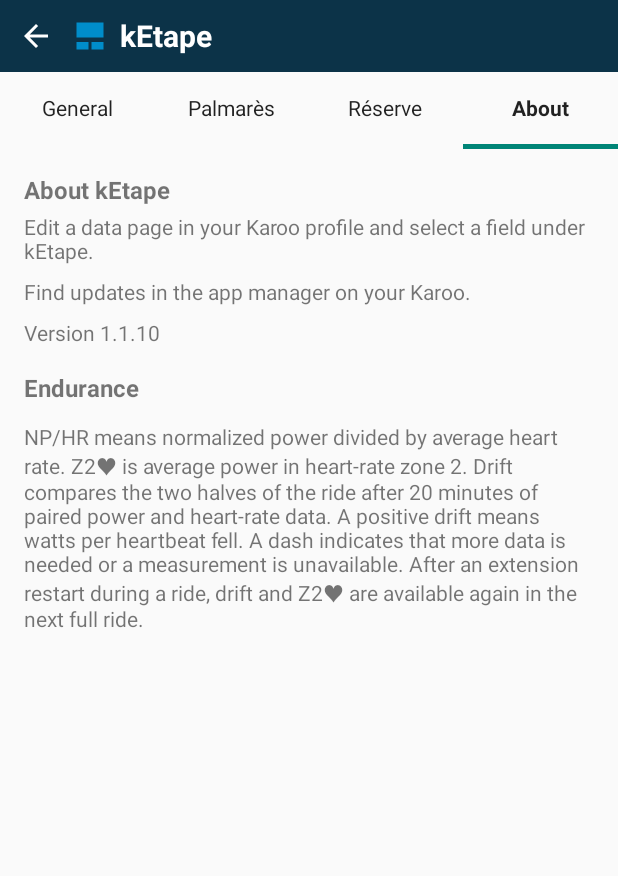
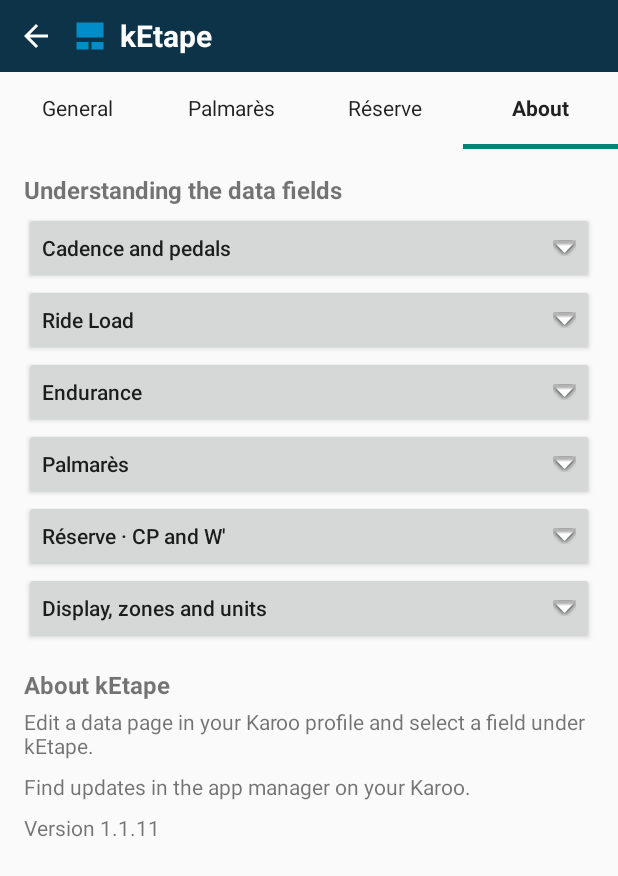
Before and after one commit to jlojkasek/ketape, an Android app: the screen it shows after launch (SettingsActivity), after a tap on "About", on a phone screen of 412 x 824 dp. Shown: the top 876 px of the screen. Run offline under Robolectric (Android 15) with nearby library versions, the phone set to English and light mode, and no system bars.

Commit message:
Improve Palmarès, pedal readings and field help

```diff
--- a/app/build.gradle.kts
+++ b/app/build.gradle.kts
@@ -7,8 +7,8 @@ android {
         applicationId = "io.github.jlojkasek.ketape"
         minSdk = 23
         targetSdk = 34
-        versionCode = 22
-        versionName = "1.1.10"
+        versionCode = 23
+        versionName = "1.1.11"
         testInstrumentationRunner = "androidx.test.runner.AndroidJUnitRunner"
     }
     buildFeatures { buildConfig = true }
--- a/app/src/main/kotlin/io/github/jlojkasek/ketape/PedalFieldLayout.kt
+++ b/app/src/main/kotlin/io/github/jlojkasek/ketape/PedalFieldLayout.kt
@@ -26,7 +26,7 @@ internal object PedalFieldLayout {
             }
             PedalLayout.PERFORMANCE -> {
                 view.setTextViewText(R.id.left, balance)
-                view.setTextViewText(R.id.right, pedals.combinedPsText)
+                view.setTextViewText(R.id.right, pedals.performancePsText)
                 view.setViewVisibility(R.id.right, View.VISIBLE)
             }
             PedalLayout.DYNAMICS -> {
--- a/app/src/main/kotlin/io/github/jlojkasek/ketape/SettingsActivity.kt
+++ b/app/src/main/kotlin/io/github/jlojkasek/ketape/SettingsActivity.kt
@@ -2,6 +2,10 @@ package io.github.jlojkasek.ketape
 
 import android.app.Activity
 import android.app.AlertDialog
+import android.content.ActivityNotFoundException
+import android.content.ClipData
+import android.content.ClipboardManager
+import android.content.Intent
 import android.content.res.ColorStateList
 import android.content.SharedPreferences
 import android.graphics.Color
@@ -12,6 +16,7 @@ import android.text.TextUtils
 import android.text.method.PasswordTransformationMethod
 import android.text.format.DateFormat
 import android.graphics.Typeface
+import android.net.Uri
 import android.os.Build
 import android.os.Bundle
 import android.util.TypedValue
@@ -206,6 +211,19 @@ class SettingsActivity : Activity() {
         }
 
         val about = settingsPage {
+            addView(label(R.string.info_fields, heading = true))
+            addInfoTopic(R.string.pedal_settings_title, R.string.info_pedals,
+                R.string.info_source_srm to "https://www.srm.de/vocabulary-and-metrics-cycling-power-meter/",
+                R.string.info_source_mornieux to "https://pubmed.ncbi.nlm.nih.gov/18418807/")
+            addInfoTopic(R.string.ride_load_field, R.string.info_ride_load,
+                R.string.info_source_coggan to "https://www.trainingpeaks.com/learn/articles/normalized-power-intensity-factor-training-stress/")
+            addInfoTopic(R.string.endurance_field, R.string.endurance_help)
+            addInfoTopic(R.string.best_comparison, R.string.info_palmares, extra = R.string.ride_continuity_help)
+            addInfoTopic(R.string.info_reserve_title, R.string.info_reserve,
+                R.string.info_source_skiba_original to "https://pubmed.ncbi.nlm.nih.gov/22382171/",
+                R.string.info_source_skiba to "https://doi.org/10.1123/ijspp.2021-0205")
+            addInfoTopic(R.string.info_display_title, R.string.info_display,
+                R.string.info_source_hammerhead to "https://support.hammerhead.io/hc/en-us/articles/35533240795419-Data-Fields-Legend")
             addView(label(R.string.settings_about, heading = true))
             addView(label(R.string.settings_setup))
             addView(label(R.string.settings_updates).apply { setPadding(0, dp(8), 0, 0) })
@@ -213,8 +231,6 @@ class SettingsActivity : Activity() {
                 text = getString(R.string.settings_version, BuildConfig.VERSION_NAME)
                 setPadding(0, dp(8), 0, 0)
             })
-            addView(label(R.string.endurance_field, heading = true))
-            addView(label(R.string.endurance_help).apply { setPadding(0, dp(8), 0, 0) })
         }
 
         val reserve = settingsPage { addView(createReserveSettings()) }
@@ -288,6 +304,51 @@ class SettingsActivity : Activity() {
             setPadding(dp(16), 0, dp(16), dp(16))
             content()
         })
+    }
+
+    private fun LinearLayout.addInfoTopic(title: Int, description: Int, vararg sources: Pair<Int, String>,
+        extra: Int? = null) {
+        val details = LinearLayout(this@SettingsActivity).apply {
+            orientation = LinearLayout.VERTICAL
+            visibility = View.GONE
+            setPadding(dp(8), dp(4), dp(8), dp(12))
+            addView(label(description))
+            extra?.let { addView(label(it).apply { setPadding(0, dp(8), 0, 0) }) }
+            sources.forEach { (name, url) ->
+                addView(Button(this@SettingsActivity, null, android.R.attr.borderlessButtonStyle).apply {
+                    setText(name)
+                    isAllCaps = false
+                    gravity = Gravity.START or Gravity.CENTER_VERTICAL
+                    minHeight = dp(48)
+                    setOnClickListener {
+                        try {
+                            startActivity(Intent(Intent.ACTION_VIEW, Uri.parse(url)))
+                        } catch (_: ActivityNotFoundException) {
+                            getSystemService(ClipboardManager::class.java)
+                                .setPrimaryClip(ClipData.newPlainText(text, url))
+                            Toast.makeText(this@SettingsActivity, R.string.info_source_copied, Toast.LENGTH_SHORT).show()
+                        }
+                    }
+                })
+            }
+        }
+        addView(Button(this@SettingsActivity).apply {
+            setText(title)
+            isAllCaps = false
+            gravity = Gravity.START or Gravity.CENTER_VERTICAL
+            minHeight = dp(48)
+            fun updateState(expanded: Boolean) {
+                details.visibility = if (expanded) View.VISIBLE else View.GONE
+                val arrow = if (expanded) android.R.drawable.arrow_up_float else android.R.drawable.arrow_down_float
+                setCompoundDrawablesRelativeWithIntrinsicBounds(0, 0, arrow, 0)
+                if (Build.VERSION.SDK_INT >= Build.VERSION_CODES.R) {
+                    stateDescription = getString(if (expanded) R.string.info_expanded else R.string.info_collapsed)
+                }
+            }
+            updateState(false)
+            setOnClickListener { updateState(details.visibility == View.GONE) }
+        })
+        addView(details)
     }
 
     private fun confirmSettingsReset() {
--- /dev/null
+++ b/app/src/main/res/values/info_strings.xml
@@ -0,0 +1,19 @@
+<resources>
+  <string name="info_fields">Understanding the data fields</string>
+  <string name="info_expanded">Expanded</string>
+  <string name="info_collapsed">Collapsed</string>
+  <string name="info_source_copied">Source link copied</string>
+  <string name="info_pedals" formatted="false">Balance shows how power is split between left and right, using the Karoo’s 3-second average. You can set a warning for the deviation from 50/50 in percentage points.\n\nPS (pedal smoothness) describes how evenly power is applied through one pedal revolution. TE (torque effectiveness) compares net torque with the positive torque during that revolution. SRM lists 10–40% for PS and 60–100% for TE as typical readings. Compare readings at similar power and cadence. A study found that actively pulling up increased mechanical effectiveness while reducing efficiency.\n\nA compatible power meter must send these metrics to the Karoo, typically over ANT+. Performance averages both PS readings or marks a single reading L or R. Dynamics shows PS and TE per side. A dash indicates missing data.</string>
+  <string name="info_source_srm">SRM · Typical PS and TE readings</string>
+  <string name="info_source_mornieux">Study · Mornieux et al. (2008)</string>
+  <string name="info_ride_load">The Karoo provides the ride’s NP, IF, TSS and estimated calories from power. NP (normalized power) estimates the steady power that would have a similar physiological cost to a ride with varying power. IF (intensity factor) divides NP by your functional threshold power (FTP). TSS (training stress score) combines intensity and duration into an estimate of ride load. The kcal value estimates energy expenditure from measured power.</string>
+  <string name="info_source_coggan">Coggan · NP, IF and TSS</string>
+  <string name="info_palmares">A ride best is the highest average power over the selected duration in elapsed time. Coasting, manual pauses and Auto Pause count as zero watts. For example, four minutes at 250 W and one minute stopped average 200 W over five minutes. When valid power readings resume after a dropout, the missing seconds also count as zero watts. An uploaded power curve can differ if the service corrects the sensor data or the recording used a different power source.\n\nIntervals.icu provides the comparison values. In the table, green marks a new 42-day best and purple a new all-time best. Purple takes priority if both are beaten.</string>
+  <string name="info_reserve_title">Réserve · CP and W′</string>
+  <string name="info_reserve" formatted="false">Critical power (CP) is the threshold in the power–duration model. W′ is the finite amount of work you can do above it, measured in kilojoules. kEtape uses your manual CP and W′ or takes cycling FTP and W′ from Intervals.icu, using FTP as the reference power. For an indoor ride, kEtape uses your indoor FTP if it is set.\n\nRéserve uses the differential W′ balance model described by Skiba and Clarke. The estimated reserve falls above the reference power and recovers below it. Balance shows what remains and estimates time to empty or to 90% at the current effort. Available Power adds remaining W′ (in joules) divided by the duration (in seconds) to the reference power. Insights summarizes the lowest and average reserve, work expended above the reference and time above it.\n\nThese are pacing estimates. A warning symbol marks uncertain continuity after a restart.</string>
+  <string name="info_source_skiba_original">W′ depletion and recovery · Skiba et al. (2012)</string>
+  <string name="info_source_skiba">Differential model · Skiba and Clarke (2021)</string>
+  <string name="info_display_title">Display, zones and units</string>
+  <string name="info_display">You can smooth the large reading for power, heart rate, speed and cadence using a rolling average. The smaller ride summaries come from the Karoo. Power and heart-rate colors follow your Karoo zones. Speed and distance follow the distance unit on your Karoo. Ascent and descent (↗ and ↘) use its separate elevation unit.</string>
+  <string name="info_source_hammerhead">Hammerhead · Karoo data fields</string>
+</resources>
--- a/app/src/main/res/values/strings.xml
+++ b/app/src/main/res/values/strings.xml
@@ -109,8 +109,8 @@
   <string name="pedal_layout_title">Pedal layout</string>
   <string name="pedal_layout_value">Layout · %1$s</string>
   <string name="pedal_classic_detail">Average and maximum cadence. Optional left/right balance.</string>
-  <string name="pedal_performance_detail">Left/right balance and average pedal smoothness (PS). The average requires a reading from each pedal.</string>
-  <string name="pedal_dynamics_detail">Left/right balance, torque effectiveness and pedal smoothness. TE and PS require compatible pedals.</string>
+  <string name="pedal_performance_detail">Left/right balance and pedal smoothness (PS). Two readings are averaged. A single reading is marked L or R. PS requires a compatible power meter.</string>
+  <string name="pedal_dynamics_detail">Left/right balance, torque effectiveness and pedal smoothness. TE and PS require a compatible power meter.</string>
     <string name="endurance_field">Endurance</string>
     <string name="endurance_description">Normalized Power divided by average heart rate, power-to-heart-rate drift, and average power at a heart rate in your Karoo heart-rate zone 2. Drift compares the power-to-heart-rate ratio of both ride halves after 20 minutes of paired data.</string>
   <string name="records_update_key">Update API key</string>
@@ -119,7 +119,7 @@
   <string name="records_notifications">Best-effort alerts</string>
   <string name="records_notifications_detail">Alerts use your saved Intervals.icu benchmarks. Connect an account to use them.</string>
   <string name="comparison_accessible_stale_reference">%1$s reference %2$s, over 48 hours old</string>
-  <string name="endurance_help">NP/HR means normalized power divided by average heart rate. Z2♥ is average power in heart-rate zone 2. Drift compares the two halves of the ride after 20 minutes of paired power and heart-rate data. A positive drift means watts per heartbeat fell. A dash indicates that more data is needed or a measurement is unavailable. After an extension restart during a ride, drift and Z2♥ are available again in the next full ride.</string>
+  <string name="endurance_help">NP/HR divides the Karoo’s normalized power by its average heart rate. Z2♥ is the average power while your heart rate is in Karoo zone 2. It includes measured zero watts.\n\nDrift compares the ratio of average watts to average heart rate in the first and second halves of the paired data. Both power and heart rate must be present for at least 20 minutes in total, excluding recording pauses. A positive drift means you produced fewer watts per beat per minute in the second half. Compare rides with similar conditions and a steady effort.\n\nA dash means more data is needed or a reading is unavailable. After kEtape restarts during a ride, Drift and Z2♥ return on the next complete ride.</string>
   <string name="comparison_accessible_recent_record">%1$s, new 42-day record</string>
   <string name="comparison_accessible_all_time_record">%1$s, new all-time record</string>
   <string name="records_all_time">All time</string>
```
Also changed, not shown: app/src/main/kotlin/io/github/jlojkasek/ketape/PedalMetrics.kt (+8 -3 lines), app/src/main/kotlin/io/github/jlojkasek/ketape/RideBestValues.kt (+39 -16 lines), app/src/main/kotlin/io/github/jlojkasek/ketape/RideRecordMonitor.kt (+19 -3 lines), 8 other files.
